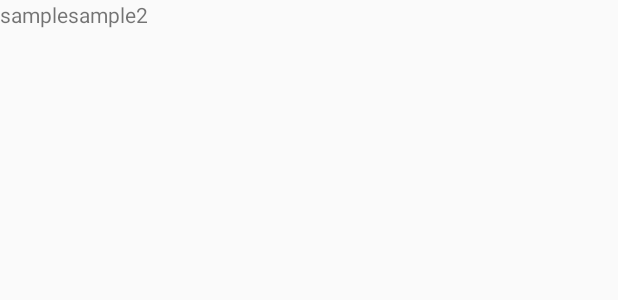
After one commit to anandrikka/FinancialCalculator, an Android app: the layout content_main_calc_list.xml on its own in the app's theme, with its tools: preview values and no code run, on a phone screen of 412 x 824 dp. The commit adds this screen. Shown: the top 300 px of the screen. Run offline under Robolectric (Android 15) with nearby library versions, the phone set to English and light mode, and no system bars.

Commit message:
Icon Changes

```diff
--- a/app/src/main/res/layout/activity_main.xml
+++ b/app/src/main/res/layout/activity_main.xml
@@ -23,12 +23,12 @@
 
     <include layout="@layout/content_main" />
 
-    <android.support.design.widget.FloatingActionButton
+    <!--<android.support.design.widget.FloatingActionButton
         android:id="@+id/fab"
         android:layout_width="wrap_content"
         android:layout_height="wrap_content"
         android:layout_gravity="bottom|end"
         android:layout_margin="@dimen/fab_margin"
-        android:src="@android:drawable/ic_dialog_email" />
+        android:src="@android:drawable/ic_dialog_email" />-->
 
 </android.support.design.widget.CoordinatorLayout>
--- /dev/null
+++ b/app/src/main/res/layout/content_main_calc_list.xml
@@ -0,0 +1,20 @@
+<?xml version="1.0" encoding="utf-8"?>
+<LinearLayout xmlns:android="http://schemas.android.com/apk/res/android"
+    android:orientation="vertical" android:layout_width="match_parent"
+    android:layout_height="match_parent">
+
+    <LinearLayout
+        android:layout_width="match_parent"
+        android:layout_height="wrap_content"
+        android:orientation="horizontal">
+        <TextView
+            android:layout_width="wrap_content"
+            android:layout_height="wrap_content"
+            android:text="sample"/>
+        <TextView
+            android:layout_width="wrap_content"
+            android:layout_height="wrap_content"
+            android:text="sample2"/>
+    </LinearLayout>
+
+</LinearLayout>
--- a/app/src/main/res/values/strings.xml
+++ b/app/src/main/res/values/strings.xml
@@ -1,4 +1,5 @@
 <resources>
     <string name="app_name">Financial Calculator</string>
     <string name="action_settings">Settings</string>
+    <string name="constants_bank">Bank</string>
 </resources>
```
Also changed, not shown: app/src/main/java/com/wordpress/techanand/financialcalculator/MainActivity.java (+12 -13 lines), app/src/main/java/com/wordpress/techanand/financialcalculator/app/AppConstants.java (added, +20 -0 lines), app/src/main/java/com/wordpress/techanand/financialcalculator/app/Constants.java (deleted, +0 -9 lines), app/src/main/java/com/wordpress/techanand/financialcalculator/app/models/CalculatorInfo.java (added, +24 -0 lines), app/src/main/res/layout/content_main.xml (+1 -8 lines).
